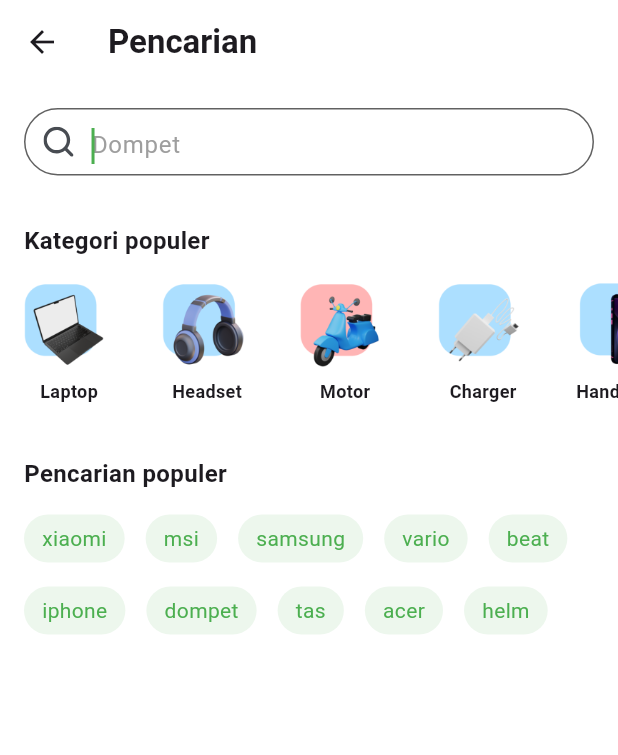
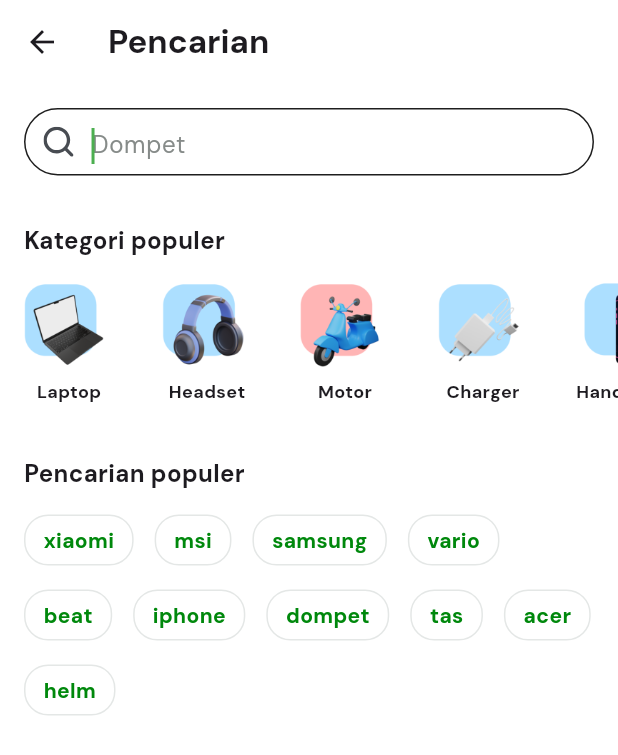
Before and after one commit to buriane/temulik, a Flutter app: the HomePage screen opened directly, after a tap on "Dompet", on a phone screen of 412 x 824 dp. Shown: the top 755 px of the screen. Run offline on Flutter 3.47's test engine with Material 3 defaults, Android fonts, the phone set to English and light mode, and no system bars; our stand-ins replace bloc, cached_network_image, cloud_firestore, equatable, file_picker, firebase_auth and 10 more; missing offline and left inert: flutter_map_cancellable_tile_provider, universal_html; accounts and stored records are empty; project files that could hold a hidden picture were left out.

Commit message:
feat: update README and add DMSans font; improve color consistency across components

```diff
--- a/lib/main.dart
+++ b/lib/main.dart
@@ -39,8 +39,12 @@ class MainApp extends StatelessWidget {
       ],
       child: MaterialApp(
         title: 'Temulik',
-        theme: AppTheme.lightTheme,
-        home: LoginPage(),
+        theme: AppTheme.lightTheme.copyWith(
+          textTheme: AppTheme.lightTheme.textTheme.apply(
+            fontFamily: 'DMSans',
+          ),
+        ),
+        home: HomePage(),
         debugShowCheckedModeBanner: false,
       ),
     );
--- a/lib/ui/components/home_components.dart
+++ b/lib/ui/components/home_components.dart
@@ -78,7 +78,7 @@ class SearchHeader extends StatelessWidget {
   Widget build(BuildContext context) {
     return Container(
       padding: EdgeInsets.all(16),
-      color: Colors.green,
+      color: AppColors.green,
       child: Row(
         children: [
           Expanded(
@@ -128,7 +128,7 @@ class SearchBar extends StatelessWidget {
                     focusedBorder: InputBorder.none,
                     contentPadding: EdgeInsets.only(left: 16),
                     hintStyle: TextStyle(
-                      color: Colors.grey,
+                      color: AppColors.darkGrey,
                       fontSize: 16,
                     ),
                   ),
@@ -176,7 +176,8 @@ class ProfileAvatar extends StatelessWidget {
   }
 
   Widget _buildProfileImage(ProfileState profileState) {
-  if (profileState is ProfileComplete && profileState.profile.photoUrl != null) {
+    if (profileState is ProfileComplete &&
+        profileState.profile.photoUrl != null) {
       return Image.network(
         profileState.profile.photoUrl!,
         width: 44,
@@ -184,7 +185,8 @@ Widget _buildProfileImage(ProfileState profileState) {
         fit: BoxFit.cover,
         headers: {
           // If you have an auth token
-        'Authorization': 'Bearer ${FirebaseAuth.instance.currentUser?.getIdToken()}',
+          'Authorization':
+              'Bearer ${FirebaseAuth.instance.currentUser?.getIdToken()}',
         },
         loadingBuilder: (context, child, loadingProgress) {
           if (loadingProgress == null) return child;
@@ -306,7 +308,7 @@ class LocationStatsCard extends StatelessWidget {
                         'Lokasi kamu',
                         style: TextStyle(
                           fontSize: 12,
-                          color: Colors.grey[600],
+                          color: AppColors.dark,
                         ),
                       ),
                       SizedBox(height: 4),
@@ -336,7 +338,7 @@ class LocationStatsCard extends StatelessWidget {
                         'Rank kamu',
                         style: TextStyle(
                           fontSize: 12,
-                          color: Colors.grey[600],
+                          color: AppColors.dark,
                         ),
                       ),
                       SizedBox(height: 4),
@@ -353,7 +355,7 @@ class LocationStatsCard extends StatelessWidget {
                             style: TextStyle(
                               fontSize: 14,
                               fontWeight: FontWeight.bold,
-                              color: Colors.black,
+                              color: AppColors.darkest,
                             ),
                           ),
                         ],
@@ -365,7 +367,7 @@ class LocationStatsCard extends StatelessWidget {
               SizedBox(height: 16),
               Container(
                 height: 1,
-                color: Colors.grey[200],
+                color: AppColors.grey,
               ),
               SizedBox(height: 16),
               Row(
@@ -387,7 +389,7 @@ class LocationStatsCard extends StatelessWidget {
                             'Kehilangan',
                             style: TextStyle(
                               fontSize: 12,
-                              color: Colors.grey[600],
+                              color: AppColors.dark,
                             ),
                           ),
                           SizedBox(height: 4),
@@ -405,7 +407,7 @@ class LocationStatsCard extends StatelessWidget {
                   Container(
                     height: 32,
                     width: 1,
-                    color: Colors.grey[300],
+                    color: AppColors.grey,
                   ),
                   Row(
                     crossAxisAlignment: CrossAxisAlignment.center,
@@ -423,7 +425,7 @@ class LocationStatsCard extends StatelessWidget {
                             'Penemuan',
                             style: TextStyle(
                               fontSize: 12,
-                              color: Colors.grey[600],
+                              color: AppColors.dark,
                             ),
                           ),
                           SizedBox(height: 4),
@@ -514,7 +516,7 @@ class WhatsAppButton extends StatelessWidget {
         child: ElevatedButton(
           onPressed: () {},
           style: ElevatedButton.styleFrom(
-            backgroundColor: Colors.green,
+            backgroundColor: AppColors.green,
             foregroundColor: Colors.white,
             padding: EdgeInsets.symmetric(horizontal: 12, vertical: 20),
             shape: RoundedRectangleBorder(
@@ -1060,7 +1062,7 @@ class ShowMoreButton extends StatelessWidget {
           },
           style: ElevatedButton.styleFrom(
             backgroundColor: Colors.white,
-            foregroundColor: Colors.green,
+            foregroundColor: AppColors.green,
             padding: const EdgeInsets.symmetric(vertical: 15),
             shape: RoundedRectangleBorder(
               borderRadius: BorderRadius.circular(12),
--- a/lib/ui/components/search_page_components.dart
+++ b/lib/ui/components/search_page_components.dart
@@ -1,4 +1,5 @@
 import 'package:flutter/material.dart';
+import 'package:temulik/constants/colors.dart';
 import 'package:temulik/ui/components/other_laptop_components.dart';
 import 'package:flutter_svg/flutter_svg.dart';
 
@@ -48,7 +49,7 @@ class _SearchPageState extends State<SearchPage> {
             decoration: BoxDecoration(
               color: Colors.white,
               borderRadius: BorderRadius.circular(37),
-              border: Border.all(color: Colors.grey.shade700),
+              border: Border.all(color: AppColors.darkest),
             ),
             child: Row(
               children: [
@@ -69,7 +70,7 @@ class _SearchPageState extends State<SearchPage> {
                       border: InputBorder.none,
                       enabledBorder: InputBorder.none,
                       focusedBorder: InputBorder.none,
-                      hintStyle: TextStyle(color: Colors.grey),
+                      hintStyle: TextStyle(color: AppColors.darkGrey),
                       contentPadding:
                           EdgeInsets.symmetric(horizontal: 12, vertical: 8),
                     ),
@@ -96,8 +97,8 @@ class _SearchPageState extends State<SearchPage> {
                 padding: EdgeInsets.symmetric(horizontal: 16),
                 child: Row(
                   children: [
-                    _buildPopularCategory('Laptop', 'assets/categories/laptop.png',
-                        () {
+                    _buildPopularCategory(
+                        'Laptop', 'assets/categories/laptop.png', () {
                       Navigator.push(
                         context,
                         MaterialPageRoute(
@@ -105,17 +106,18 @@ class _SearchPageState extends State<SearchPage> {
                       );
                     }),
                     SizedBox(width: 32),
-                    _buildPopularCategory('Headset', 'assets/categories/headset.png',
-                        () {
+                    _buildPopularCategory(
+                        'Headset', 'assets/categories/headset.png', () {
                       // Tambahkan navigasi untuk Headset jika diperlukan
                     }),
                     SizedBox(width: 32),
-                    _buildPopularCategory('Motor', 'assets/categories/motor.png', () {
+                    _buildPopularCategory(
+                        'Motor', 'assets/categories/motor.png', () {
                       // Tambahkan navigasi untuk Motor jika diperlukan
                     }),
                     SizedBox(width: 32),
-                    _buildPopularCategory('Charger', 'assets/categories/charger.png',
-                        () {
+                    _buildPopularCategory(
+                        'Charger', 'assets/categories/charger.png', () {
                       // Tambahkan navigasi untuk Charger jika diperlukan
                     }),
                     SizedBox(width: 32),
@@ -194,15 +196,18 @@ class _SearchPageState extends State<SearchPage> {
       child: Container(
         padding: EdgeInsets.symmetric(horizontal: 12, vertical: 6),
         decoration: BoxDecoration(
-          color: Colors.green.withOpacity(0.1),
+          border: Border.all(
+            color: AppColors.grey,
+            width: 1.0,
+          ),
           borderRadius: BorderRadius.circular(16),
         ),
         child: Text(
           tag,
           style: TextStyle(
-            color: Colors.green,
-            fontSize: 14,
-          ),
+              color: AppColors.green,
+              fontSize: 14,
+              fontWeight: FontWeight.bold),
         ),
       ),
     );
```
Also changed, not shown: pubspec.yaml (+9 -0 lines), assets/fonts/DMSans-Bold.ttf (added), assets/fonts/DMSans-Italic.ttf (added), assets/fonts/DMSans-Regular.ttf (added), 1 other file. Lines whose indentation alone changed are shown as unchanged.
